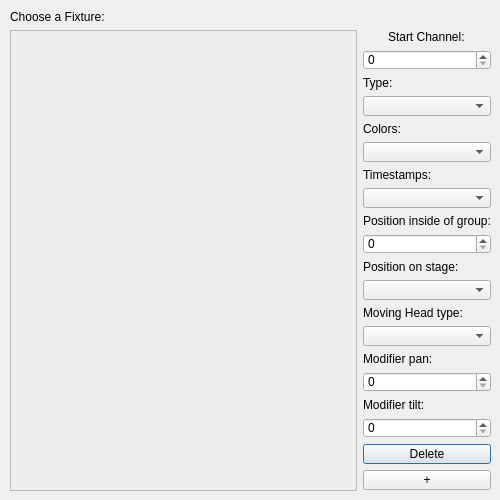
This is src/ui/fixturechoosingdialog.ui in Lenium37/SigLight as Qt 5 draws it before an edit. The edited form follows.
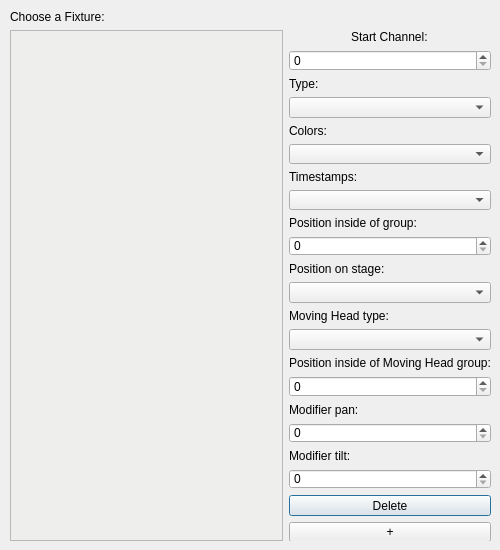
This is the edited form.

Commit message: begin of moving head groups

```diff
--- a/src/ui/fixturechoosingdialog.ui
+++ b/src/ui/fixturechoosingdialog.ui
@@ -7,7 +7,7 @@
     <x>0</x>
     <y>0</y>
     <width>500</width>
-    <height>500</height>
+    <height>550</height>
    </rect>
   </property>
   <property name="windowTitle">
@@ -19,7 +19,7 @@
      <x>10</x>
      <y>10</y>
      <width>481</width>
-     <height>481</height>
+     <height>531</height>
     </rect>
    </property>
    <layout class="QGridLayout" name="gridLayout">
@@ -227,6 +227,31 @@
       <item>
        <widget class="QComboBox" name="cB_moving_head_type"/>
       </item>
+      <item alignment="Qt::AlignBottom">
+       <widget class="QLabel" name="l_position_inside_mv_group">
+        <property name="sizePolicy">
+         <sizepolicy hsizetype="Preferred" vsizetype="Preferred">
+          <horstretch>0</horstretch>
+          <verstretch>0</verstretch>
+         </sizepolicy>
+        </property>
+        <property name="layoutDirection">
+         <enum>Qt::LeftToRight</enum>
+        </property>
+        <property name="autoFillBackground">
+         <bool>false</bool>
+        </property>
+        <property name="styleSheet">
+         <string notr="true"/>
+        </property>
+        <property name="text">
+         <string>Position inside of Moving Head group:</string>
+        </property>
+       </widget>
+      </item>
+      <item>
+       <widget class="QSpinBox" name="sB_position_inside_mv_group"/>
+      </item>
       <item alignment="Qt::AlignBottom">
        <widget class="QLabel" name="l_modifier_pan">
         <property name="sizePolicy">
```
The commit also changes 5 other files.
